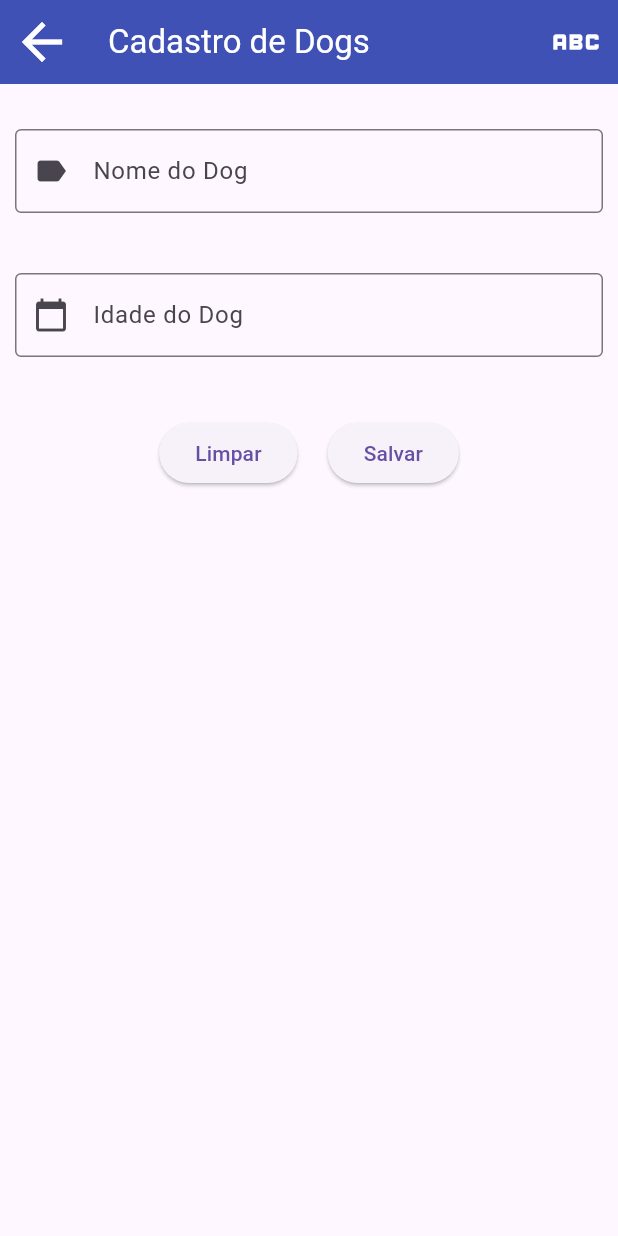
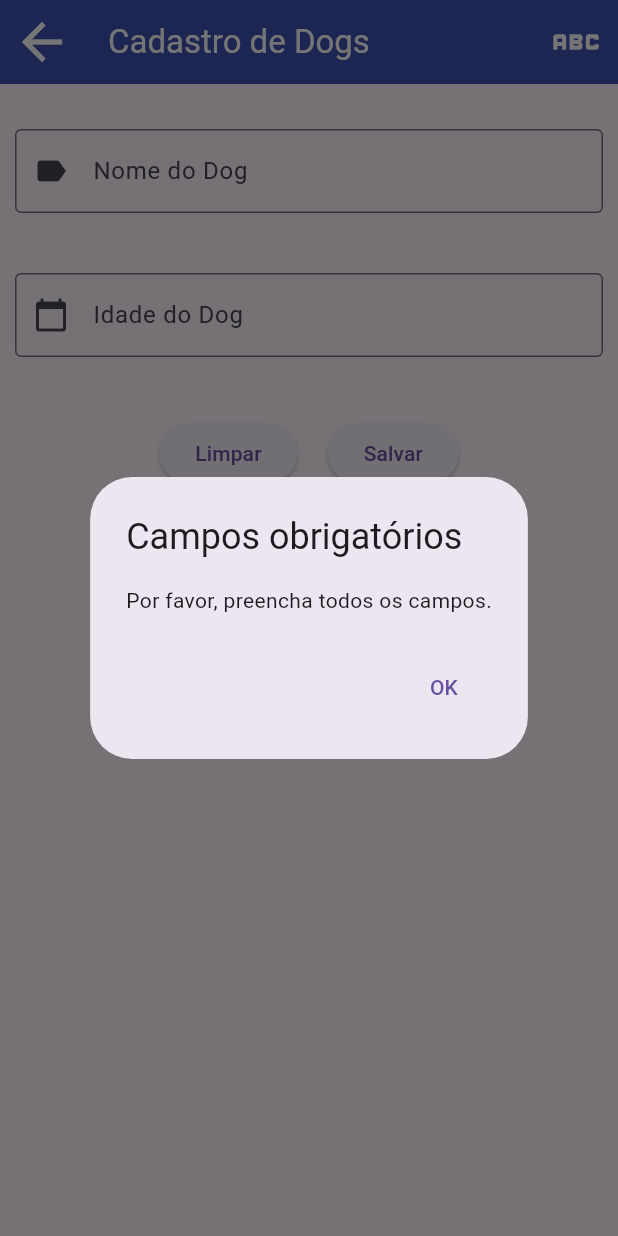
Before and after one commit to pedro-zucchi90/testesqlite, a Flutter app: the TelaCadastroShow screen opened directly, after a tap on "Salvar", on a phone screen of 412 x 824 dp. Run offline on Flutter 3.47's test engine with Material 3 defaults, Android fonts, the light colour scheme and no system bars; our stand-ins replace sqflite, sqflite_common_ffi; accounts and stored records are empty.

Commit message:
controle para adicionar idade

```diff
--- a/lib/main.dart
+++ b/lib/main.dart
@@ -199,16 +199,46 @@ class TelaCadastroShow extends StatelessWidget {
                   //-------------------------------SALVAR------------------------
                   ElevatedButton(
                     onPressed: () async {
-                      if (_controllernome.text != "" &&
-                          _controlleridade.text != "") {
-                        DogModel p = DogModel(
-                          Nome: _controllernome.text,
-                          Idade: int.parse(_controlleridade.text),
+                      if (_controllernome.text == "" || _controlleridade.text == "") {
+                        showDialog(
+                          context: context,
+                          builder: (context) => AlertDialog(
+                            title: Text('Campos obrigatórios'),
+                            content: Text('Por favor, preencha todos os campos.'),
+                            actions: [
+                              TextButton(
+                                onPressed: () => Navigator.of(context).pop(),
+                                child: Text('OK'),
+                              ),
+                            ],
+                          ),
                         );
+                        return;
+                      }
+                      int? idade = int.tryParse(_controlleridade.text);
+                      if (idade == null) {
+                        showDialog(
+                          context: context,
+                          builder: (context) => AlertDialog(
+                            title: Text('Idade inválida'),
+                            content: Text('Por favor, digite um número inteiro para a idade.'),
+                            actions: [
+                              TextButton(
+                                onPressed: () => Navigator.of(context).pop(),
+                                child: Text('OK'),
+                              ),
+                            ],
+                          ),
+                        );
+                        return;
+                      }
 
-                        await insertDog(p);
-                        Navigator.pop(context, p);
-                      }
+                      DogModel p = DogModel(
+                        Nome: _controllernome.text,
+                        Idade: idade,
+                      );
+                      await insertDog(p);
+                      Navigator.pop(context, p);
                     },
                     child: Text("Salvar"),
                   ),
```
